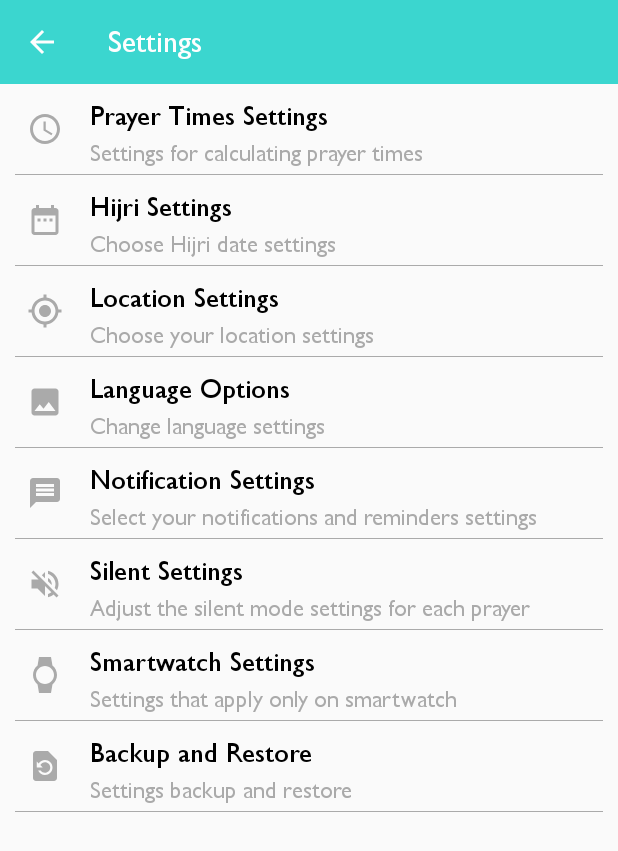
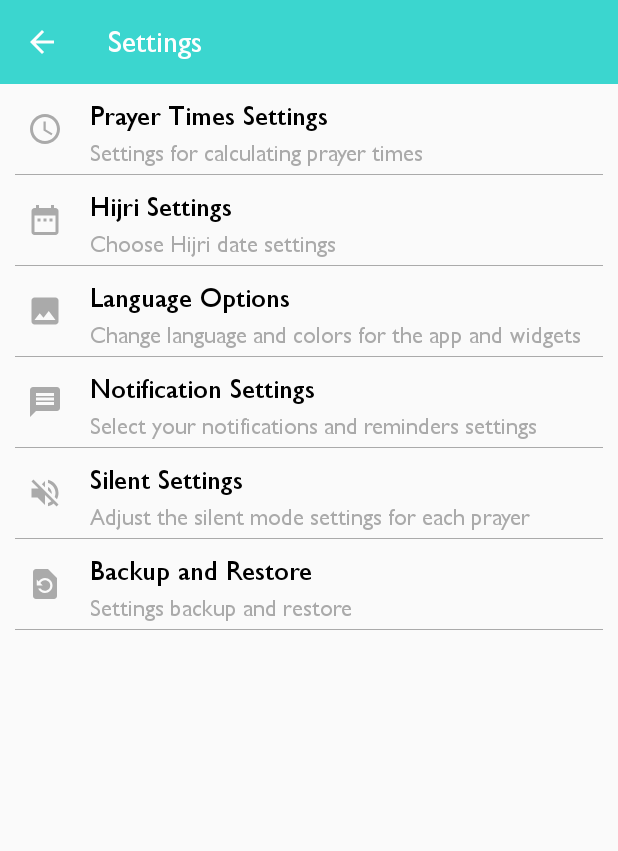
Before and after one commit to arakaneserohingya/Best-Azan-And-Prayer-Time-App, an Android app: the SettingsActivity screen opened directly, with no data from a screen before it, on a phone screen of 412 x 824 dp. Shown: the top 851 px of the screen. Run offline under Robolectric (Android 15) with nearby library versions, the phone set to English and light mode, and no system bars.

Commit message:
fix, settings activity!

```diff
--- a/app/src/main/AndroidManifest.xml
+++ b/app/src/main/AndroidManifest.xml
@@ -58,7 +58,7 @@
             android:theme="@style/AppTheme.NoActionBar" /> <!-- Declare  Alarm Broadcast receiver here -->
         <activity
             android:name="com.alhadara.omar.azan.Activities.SettingsActivity"
-            android:theme="@style/AppTheme.NoActionBar"/>
+            android:theme="@style/AppTheme.NoActionBar" />
 
         <receiver
             android:name="com.alhadara.omar.azan.Alarms.AlarmsScheduler"
--- a/app/src/main/res/layout/activity_settings.xml
+++ b/app/src/main/res/layout/activity_settings.xml
@@ -33,8 +33,6 @@
             <include layout="@layout/settings_box"/>
             <include layout="@layout/settings_box"/>
             <include layout="@layout/settings_box"/>
-            <include layout="@layout/settings_box"/>
-            <include layout="@layout/settings_box"/>
         </LinearLayout>
     </ScrollView>
 
--- a/app/src/main/res/layout/widget_location.xml
+++ b/app/src/main/res/layout/widget_location.xml
@@ -38,7 +38,7 @@
         android:layout_height="wrap_content"
         android:layout_marginTop="3dp"
         android:layout_marginStart="5dp"
-        android:text="details and other informations:"
+        android:text="@string/location_widget_details"
         android:textColor="@android:color/darker_gray"
         android:textSize="15sp"
         app:layout_constraintStart_toEndOf="@id/widget_location_button"
--- a/app/src/main/res/values/dimens.xml
+++ b/app/src/main/res/values/dimens.xml
@@ -11,11 +11,9 @@
     <integer-array name="settings_image">
         <item>@drawable/ic_settings_box_1</item>
         <item>@drawable/ic_settings_box_2</item>
-        <item>@drawable/ic_settings_box_3</item>
         <item>@drawable/ic_settings_box_4</item>
         <item>@drawable/ic_settings_box_5</item>
         <item>@drawable/ic_settings_box_7</item>
-        <item>@drawable/ic_settings_box_8</item>
         <item>@drawable/ic_settings_box_9</item>
     </integer-array>
 </resources>
--- a/app/src/main/res/values/strings.xml
+++ b/app/src/main/res/values/strings.xml
@@ -135,40 +135,33 @@
     </string-array>
     <string name="prayer_times_settings">Prayer Times Settings</string>
     <string name="hijri_settings">Hijri Settings</string>
-    <string name="location_settings">Location Settings</string>
     <string name="language_options">Language Options</string>
     <string name="notification_settings">Notification Settings</string>
     <string name="silent_settings">Silent Settings</string>
-    <string name="smartwatch_settings">Smartwatch Settings</string>
     <string name="backup_and_restore">Backup and Restore</string>
     <string-array name="settings_menu">
         <item>@string/prayer_times_settings</item>
         <item>@string/hijri_settings</item>
-        <item>@string/location_settings</item>
         <item>@string/language_options</item>
         <item>@string/notification_settings</item>
         <item>@string/silent_settings</item>
-        <item>@string/smartwatch_settings</item>
         <item>@string/backup_and_restore</item>
     </string-array>
     <string name="settings_for_calculating_prayer_times">Settings for calculating prayer times</string>
     <string name="choose_hijri_date_settings">Choose Hijri date settings</string>
-    <string name="choose_your_location_settings">Choose your location settings</string>
-    <string name="change_language_settings">Change language settings</string>
+    <string name="change_language_and_colors_for_the_app_and_widgets">Change language and colors for the app and widgets</string>
     <string name="select_your_notifications_and_reminders_settings">Select your notifications and reminders settings</string>
     <string name="adjust_the_silent_mode_settings_for_each_prayer">Adjust the silent mode settings for each prayer</string>
-    <string name="settings_that_apply_only_on_smartwatch">Settings that apply only on smartwatch</string>
     <string name="settings_backup_and_restore">Settings backup and restore</string>
     <string-array name="settings_submenu">
         <item>@string/settings_for_calculating_prayer_times</item>
         <item>@string/choose_hijri_date_settings</item>
-        <item>@string/choose_your_location_settings</item>
-        <item>@string/change_language_settings</item>
+        <item>@string/change_language_and_colors_for_the_app_and_widgets</item>
         <item>@string/select_your_notifications_and_reminders_settings</item>
         <item>@string/adjust_the_silent_mode_settings_for_each_prayer</item>
-        <item>@string/settings_that_apply_only_on_smartwatch</item>
         <item>@string/settings_backup_and_restore</item>
     </string-array>
     <string name="choose_display_language">Choose display language</string>
+    <string name="location_widget_details">details and other informations:</string>
 
 </resources>
```
Also changed, not shown: app/src/main/java/com/alhadara/omar/azan/Activities/SettingsActivity.java (+3 -28 lines), 1 other file.
